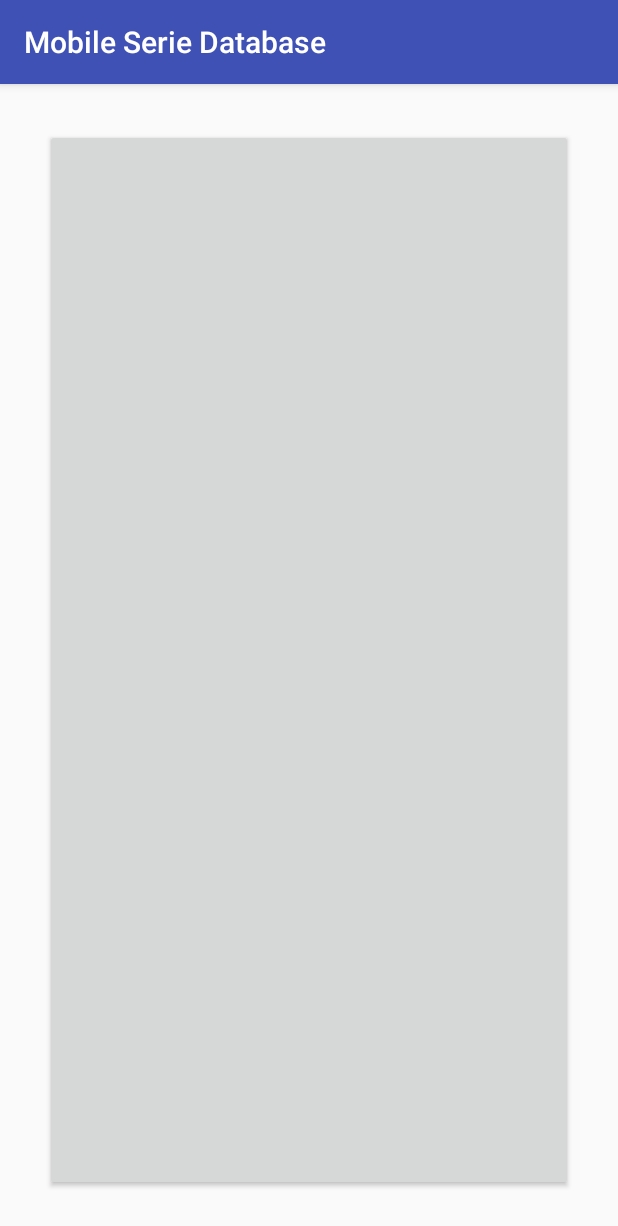
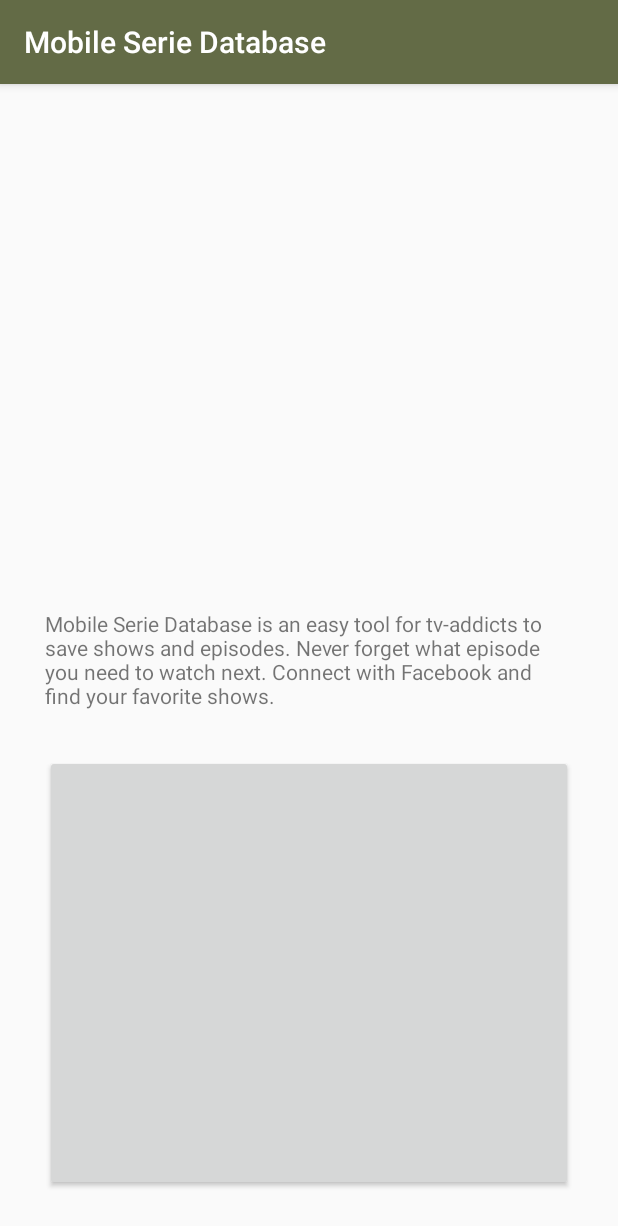
Before and after one commit to r0615219/MobileSerieDatabase, an Android app: the screen it shows after launch (LoginActivity), on a phone screen of 412 x 824 dp. Shown: the top 1226 px of the screen. Run offline under Robolectric (Android 15) with nearby library versions, the phone set to English and light mode, and no system bars; our stand-ins replace Firebase (no records; nobody signed in at launch, a user with empty details on screens opened directly); libraries missing offline, so code that uses them is left out: com.facebook, com.facebook.login; plain views replace LoginButton; 4 statements that could not run were skipped.

Commit message:
db fixed + layout

```diff
--- a/app/build.gradle
+++ b/app/build.gradle
@@ -19,7 +19,8 @@ android {
 }
 
 dependencies {
-    implementation fileTree(dir: 'libs', include: ['*.jar'])
+    implementation fileTree(include: ['*.jar'], dir: 'libs')
+    //noinspection GradleCompatible
     implementation 'com.android.support:appcompat-v7:26.1.0'
     implementation 'com.android.support.constraint:constraint-layout:1.0.2'
     implementation 'com.google.firebase:firebase-database:11.8.0'
--- a/app/src/main/res/layout/activity_login.xml
+++ b/app/src/main/res/layout/activity_login.xml
@@ -1,8 +1,10 @@
 <?xml version="1.0" encoding="utf-8"?>
 <RelativeLayout xmlns:android="http://schemas.android.com/apk/res/android"
+    xmlns:app="http://schemas.android.com/apk/res-auto"
     xmlns:tools="http://schemas.android.com/tools"
     android:layout_width="match_parent"
-    android:layout_height="match_parent">
+    android:layout_height="match_parent"
+    tools:context="com.example.carolineboeykens.mobileseriedatabase.LoginActivity">
 
     <com.facebook.login.widget.LoginButton
         android:id="@+id/button_facebook_login"
@@ -11,7 +13,8 @@
         android:layout_gravity="center_horizontal"
         android:layout_margin="30dp"
         android:layout_marginBottom="30dp"
-        android:layout_marginTop="30dp" />
+        android:layout_marginTop="30dp"
+        android:layout_below="@id/introTextView" />
 
     <com.facebook.login.widget.LoginButton
         android:id="@+id/button_facebook_signout"
@@ -20,6 +23,18 @@
         android:layout_gravity="center_horizontal"
         android:layout_margin="30dp"
         android:layout_marginBottom="30dp"
-        android:layout_marginTop="30dp" />
+        android:layout_marginTop="30dp"
+        android:layout_below="@id/introTextView" />
+
+    <TextView
+        android:id="@+id/introTextView"
+        android:layout_width="wrap_content"
+        android:layout_height="wrap_content"
+        android:layout_alignLeft="@+id/button_facebook_login"
+        android:layout_alignEnd="@+id/button_facebook_login"
+        android:layout_alignRight="@+id/button_facebook_login"
+        android:layout_alignStart="@+id/button_facebook_login"
+        android:layout_centerVertical="true"
+        android:text="@string/intro_text" />
 
 </RelativeLayout>
--- a/app/src/main/res/values/colors.xml
+++ b/app/src/main/res/values/colors.xml
@@ -1,6 +1,7 @@
 <?xml version="1.0" encoding="utf-8"?>
 <resources>
-    <color name="colorPrimary">#3F51B5</color>
-    <color name="colorPrimaryDark">#303F9F</color>
-    <color name="colorAccent">#FF4081</color>
+    <color name="colorPrimary">#636B46</color>
+    <color name="colorPrimaryDark">#373F27</color>
+    <color name="colorAccent">#CDA34F</color>
+    <color name="colorBackground">#E9E7DA</color>
 </resources>
--- a/app/src/main/res/values/strings.xml
+++ b/app/src/main/res/values/strings.xml
@@ -4,13 +4,13 @@
     <string name="search">Search</string>
     <string name="serie_name">Serie Name</string>
     <string name="name">Name</string>
-    <string name="premiereddate">premieredDate</string>
+    <string name="premiereddate">Premiered Date</string>
     <string name="show_description">Show Description</string>
     <string name="episode_name">Episode Name</string>
-    <string name="test">Test</string>
     <string name="facebook_app_id">113704679440086</string>
     <string name="fb_login_protocol_scheme">fb113704679440086</string>
     <string name="add_to_favorites">Add to favorites</string>
     <string name="title_activity_signup">Signup</string>
     <string name="seen">seen</string>
+    <string name="intro_text">Mobile Serie Database is an easy tool for tv-addicts to save shows and episodes. Never forget what episode you need to watch next. Connect with Facebook and find your favorite shows.</string>
 </resources>
```
Also changed, not shown: 1 other file.
